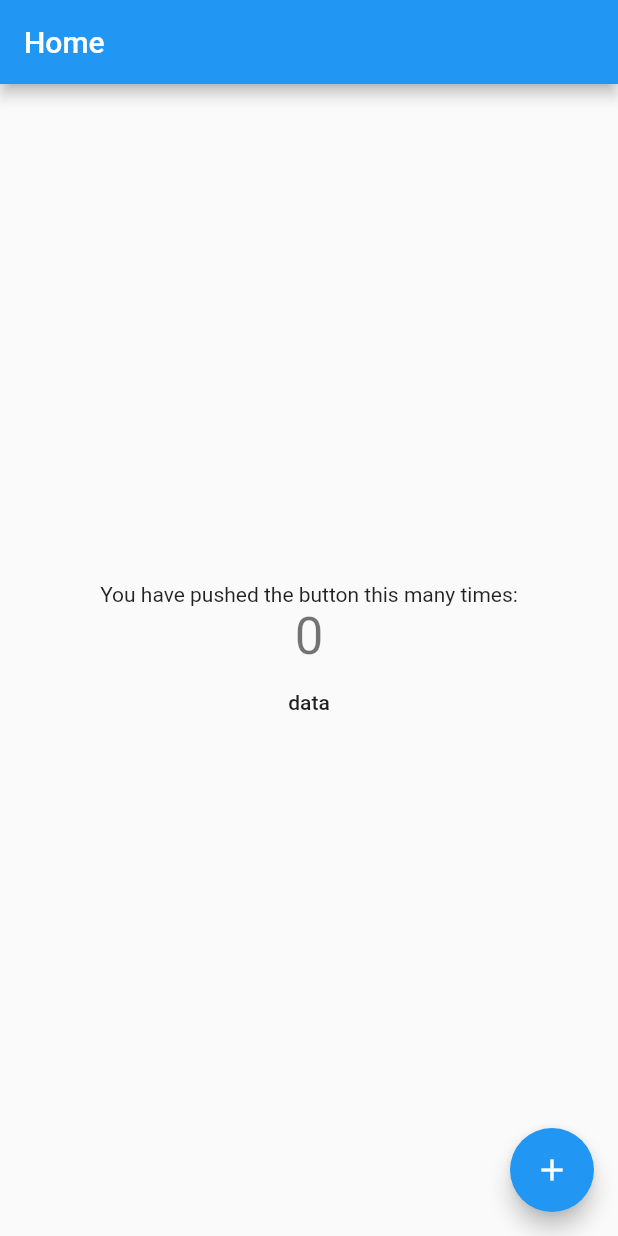
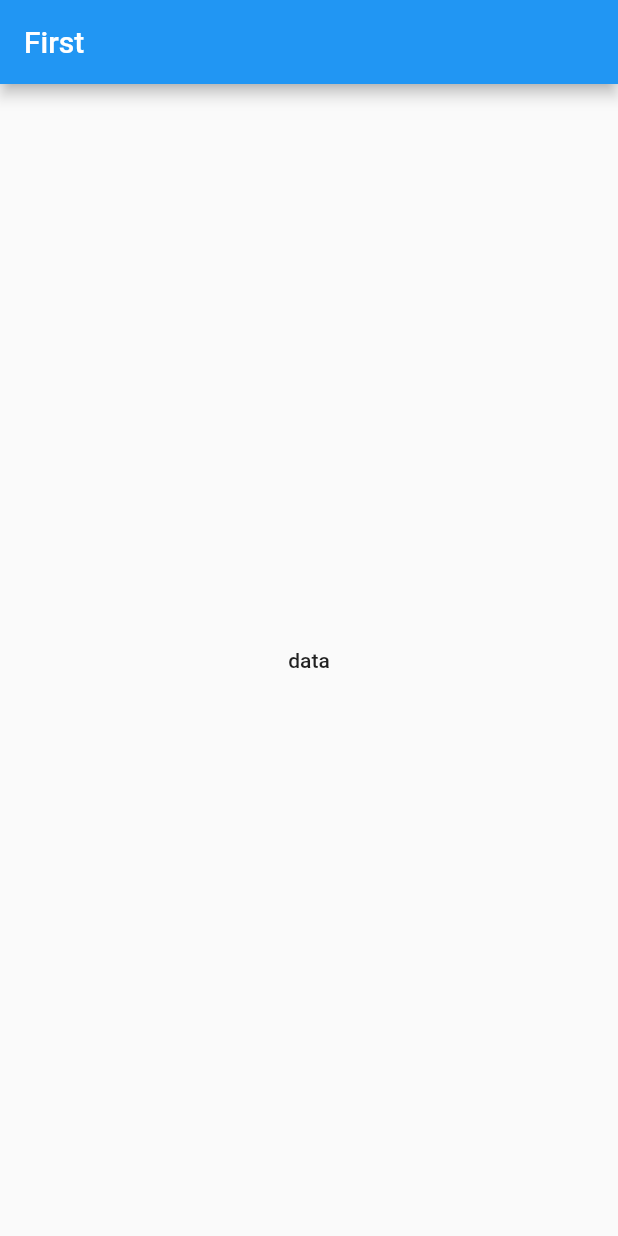
Before and after one commit to Reavern/Flutter-Project, a Flutter app: the screen it shows after launch, on a phone screen of 412 x 824 dp. Run offline on Flutter 3.47's test engine with Material 2 defaults, Android fonts, the phone set to English and light mode, and no system bars; our stand-ins replace rxdart.

```diff
--- a/lib/bloc.dart
+++ b/lib/bloc.dart
@@ -1,6 +1,7 @@
 import 'package:rxdart/rxdart.dart';
+import 'bloc_interface.dart';
 
-class Bloc {
+class Bloc extends BlocInterface {
 
   int counter = 0;
 
--- /dev/null
+++ b/lib/bloc_interface.dart
@@ -0,0 +1,3 @@
+abstract class BlocInterface {
+  void dispose();
+}
--- /dev/null
+++ b/lib/first.dart
@@ -0,0 +1,45 @@
+import 'package:flutter/material.dart';
+import 'provider.dart';
+import 'bloc.dart';
+import 'second.dart';
+
+class FirstHomePage extends StatefulWidget {
+  FirstHomePage({Key key, this.title}) : super(key: key);
+
+  final String title;
+
+  @override
+  _FirstHomePageState createState() => _FirstHomePageState();
+}
+
+class _FirstHomePageState extends State<FirstHomePage> {
+  @override
+  Widget build(BuildContext context) {
+    return Scaffold(
+      appBar: AppBar(
+        title: Text(widget.title),
+      ),
+      body: Center(
+        child: Column(
+          mainAxisAlignment: MainAxisAlignment.center,
+          children: <Widget>[
+            FlatButton(
+              child: Text("data"),
+              onPressed: () {
+                // Navigator.pushNamed(context, '/2');
+                Navigator.push(
+                    context,
+                    MaterialPageRoute(
+                        builder: (BuildContext context) => SecondHomePage(
+                                title: "Second",
+                              )
+                    )
+                );
+              },
+            )
+          ],
+        ),
+      ),
+    );
+  }
+}
--- a/lib/main.dart
+++ b/lib/main.dart
@@ -1,24 +1,26 @@
 import 'package:flutter/material.dart';
+
+import 'first.dart';
 import 'provider.dart';
-import 'my_home.dart';
-import 'next.dart';
+
+import 'bloc.dart';
 
 void main() => runApp(MyApp());
-
-final routes = <String, WidgetBuilder> {
-    '/': (BuildContext context) =>  MyHomePage(title: 'Home'),
-    '/test': (BuildContext context) => NextHomePage(title: 'Next',),
-  };
 
 class MyApp extends StatelessWidget {
   @override
   Widget build(BuildContext context) {
-    return Provider(child: MaterialApp(
+
+    return BlocProvider<Bloc>(
+      bloc: Bloc(),
+      child: MaterialApp(
         title: 'Flutter Testing',
         theme: ThemeData(
           primarySwatch: Colors.blue,
         ),
-        routes: routes,
-      ),);
+        home: FirstHomePage(title: 'First',),
+      )
+    );
+
   }
 }
--- a/lib/my_home.dart
+++ b/lib/third.dart
@@ -2,28 +2,27 @@ import 'package:flutter/material.dart';
 import 'provider.dart';
 import 'bloc.dart';
 
-class MyHomePage extends StatefulWidget {
-  MyHomePage({Key key, this.title}) : super(key: key);
+class ThirdHomePage extends StatefulWidget {
+  ThirdHomePage({Key key, this.title}) : super(key: key);
 
   final String title;
 
   @override
-  _MyHomePageState createState() => _MyHomePageState();
+  _ThirdHomePageState createState() => _ThirdHomePageState();
 }
 
-class _MyHomePageState extends State<MyHomePage> {
+class _ThirdHomePageState extends State<ThirdHomePage> {
 
   Bloc _bloc;
 
   @override
   void didChangeDependencies() {
     super.didChangeDependencies();
-    _bloc = Provider.of(context);
+    _bloc = BlocProvider.of<Bloc>(context);
   }
 
   @override
   Widget build(BuildContext context) {
-
     return Scaffold(
       appBar: AppBar(
         title: Text(widget.title),
@@ -45,7 +44,6 @@ class _MyHomePageState extends State<MyHomePage> {
                 );
               },
             ),
-            FlatButton(child: Text("data"),onPressed: (){Navigator.pushNamed(context, '/test');},),
 
           ],
         ),
@@ -58,9 +56,4 @@ class _MyHomePageState extends State<MyHomePage> {
     );
   }
 
-  @override
-  void dispose() {
-    _bloc.dispose();
-    super.dispose();
-  }
 }
```
Also changed, not shown: lib/provider.dart (+28 -8 lines), lib/second.dart (renamed from lib/next.dart, +17 -11 lines).
